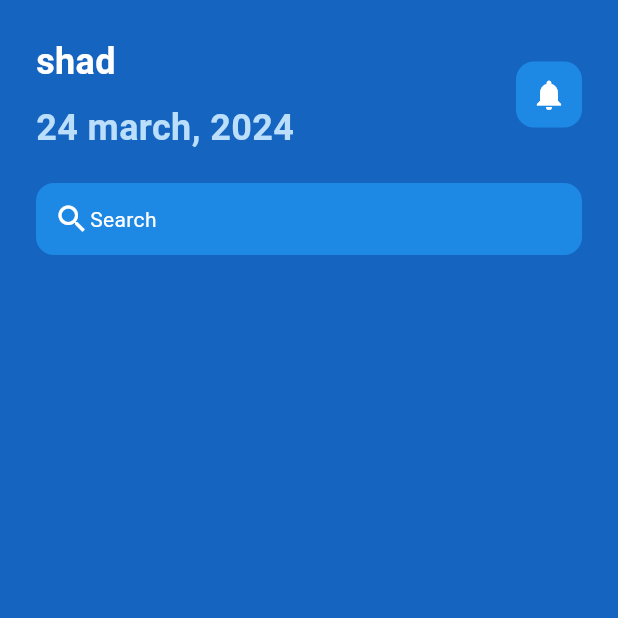
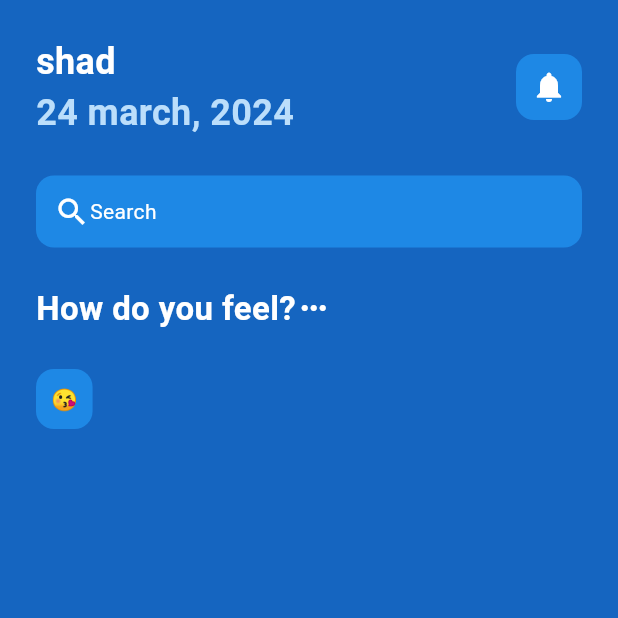
Before and after one commit to Shadislam1/dribble_ui, a Flutter app: the screen it shows after launch, on a phone screen of 412 x 824 dp, the top half of it. Run offline on Flutter 3.47's test engine with Material 3 defaults, Android fonts, the phone set to English and light mode, and no system bars.

Commit message:
emoji updated

```diff
--- a/lib/pages/home_page.dart
+++ b/lib/pages/home_page.dart
@@ -1,4 +1,5 @@
 
+import 'package:dribble_ui/utility/emotion_face.dart';
 import 'package:flutter/material.dart';
 
 class HomePage extends StatefulWidget {
@@ -34,7 +35,7 @@ class _HomePageState extends State<HomePage> {
                           color: Colors.white,
                         ),
                       ),
-                      SizedBox(height: 10,),
+                      SizedBox(width: 5,),
                       Text(
                         '24 march, 2024',
                         style: TextStyle(
@@ -63,7 +64,7 @@ class _HomePageState extends State<HomePage> {
                   ),
                 ],
               ),
-              SizedBox(height: 20,),
+              SizedBox(height: 25,),
               // search bar
               Container(
                 decoration: BoxDecoration(
@@ -88,7 +89,41 @@ class _HomePageState extends State<HomePage> {
                     ],
                   ),
                 ),
+              ),
+
+              SizedBox(height: 25,),
+
+              //how do you feel
+               Row(
+
+                mainAxisAlignment: MainAxisAlignment.start
+                ,
+                 children: [
+                   Text(
+                        'How do you feel?',
+                            style: TextStyle(
+                              fontSize: 22,
+                              fontWeight: FontWeight.bold,
+                              color: Colors.white,
+                            ),
+                          ),
+                          Icon(
+                            Icons.more_horiz,
+                            color: Colors.white,
+                            ),
+
+
+                 ],
+               ),
+
+               SizedBox(height: 25,),
+              //4 different faces
+             Row(
+              children: [
+                EmotionFace(),
+              ],
               )
+
             ],
           ),
         ),
--- /dev/null
+++ b/lib/utility/emotion_face.dart
@@ -0,0 +1,21 @@
+
+import 'package:flutter/material.dart';
+
+class EmotionFace extends StatelessWidget {
+  const EmotionFace({super.key});
+
+  @override
+  Widget build(BuildContext context) {
+    return  Container(
+                    decoration: BoxDecoration(
+                      color: Colors.blue[600],
+                      borderRadius: BorderRadius.circular(12),
+
+                    ),
+                    child: Padding(
+                      padding: const EdgeInsets.all(10.0),
+                      child:Text('😘')
+                    ),
+                  );
+  }
+}
```
